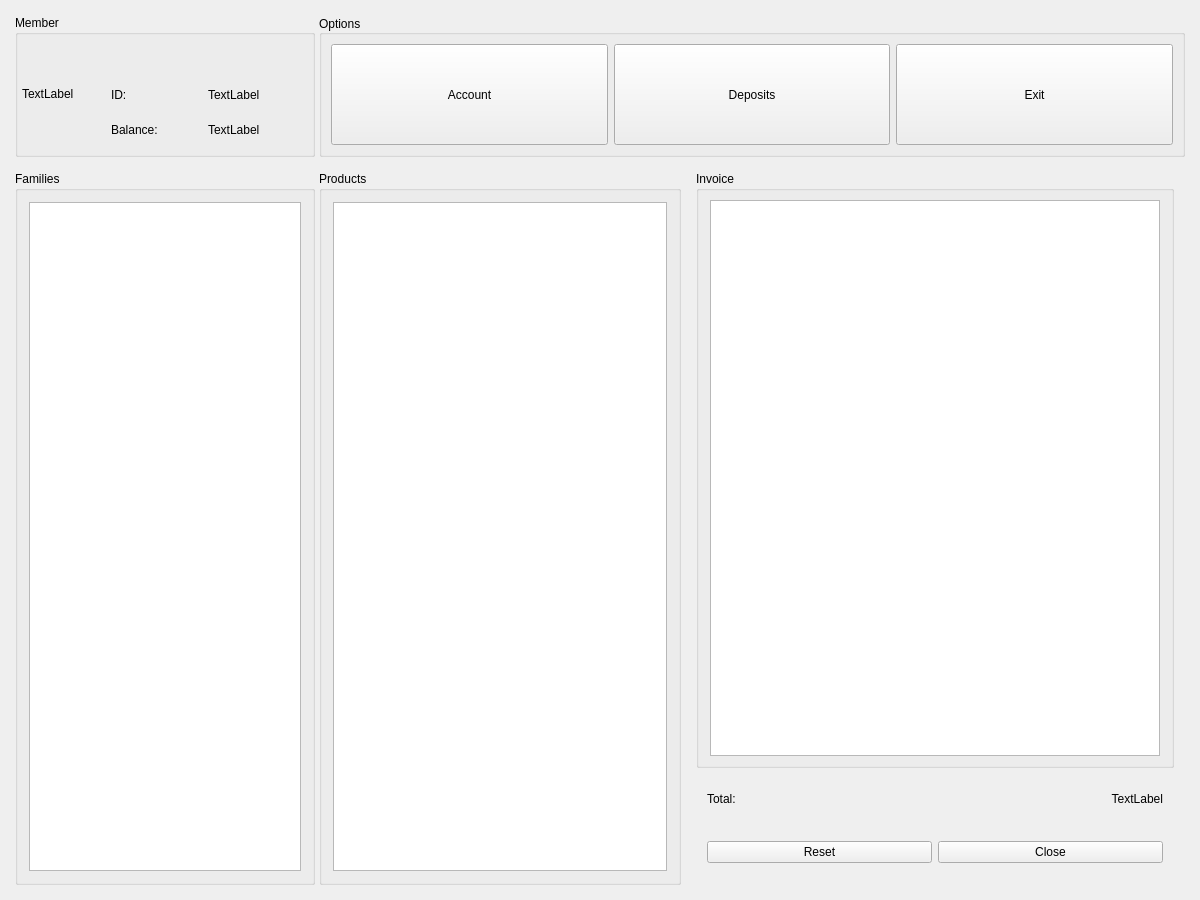
Old version of the form penyamanager/mainwindow.ui in the repository eguzki/penyamanager.
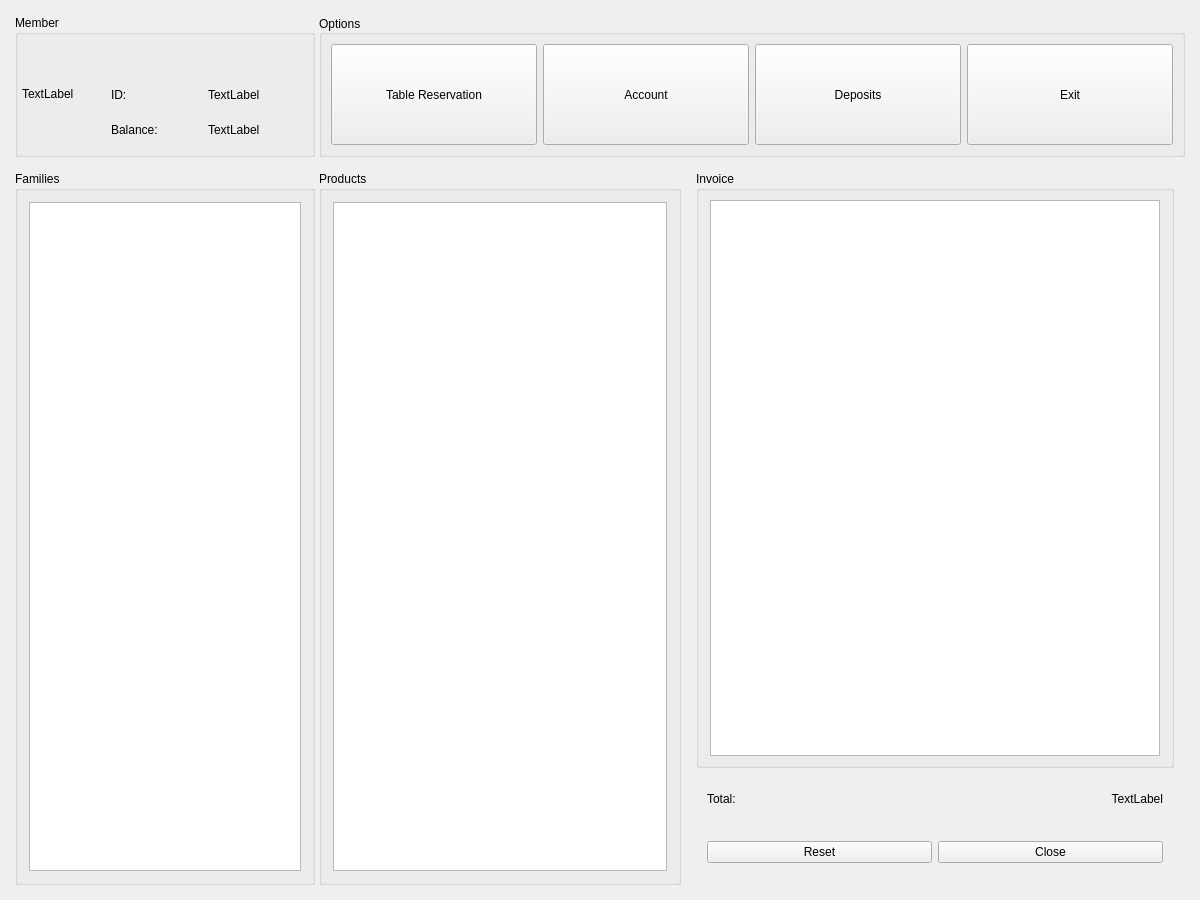
New version of the form.

```diff
--- a/penyamanager/mainwindow.ui
+++ b/penyamanager/mainwindow.ui
@@ -230,6 +230,19 @@
          <property name="bottomMargin">
           <number>9</number>
          </property>
+         <item>
+          <widget class="QPushButton" name="tableReservationButton">
+           <property name="sizePolicy">
+            <sizepolicy hsizetype="Minimum" vsizetype="Expanding">
+             <horstretch>0</horstretch>
+             <verstretch>0</verstretch>
+            </sizepolicy>
+           </property>
+           <property name="text">
+            <string>Table Reservation</string>
+           </property>
+          </widget>
+         </item>
          <item>
           <widget class="QPushButton" name="accountButton">
            <property name="sizePolicy">
```
